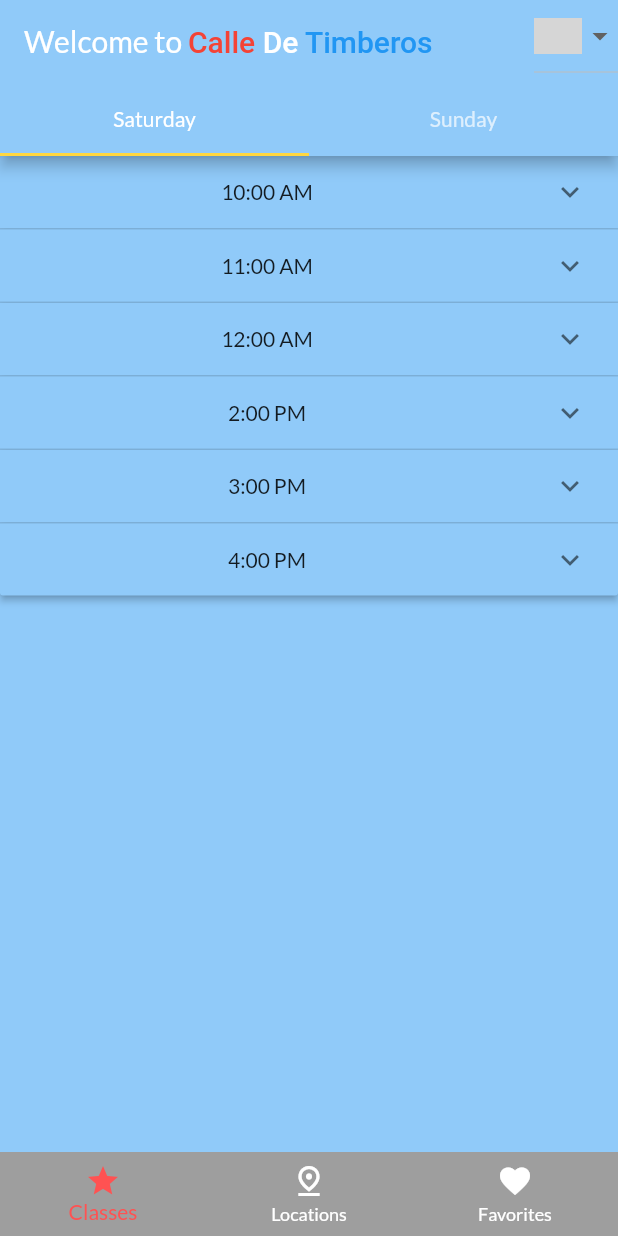
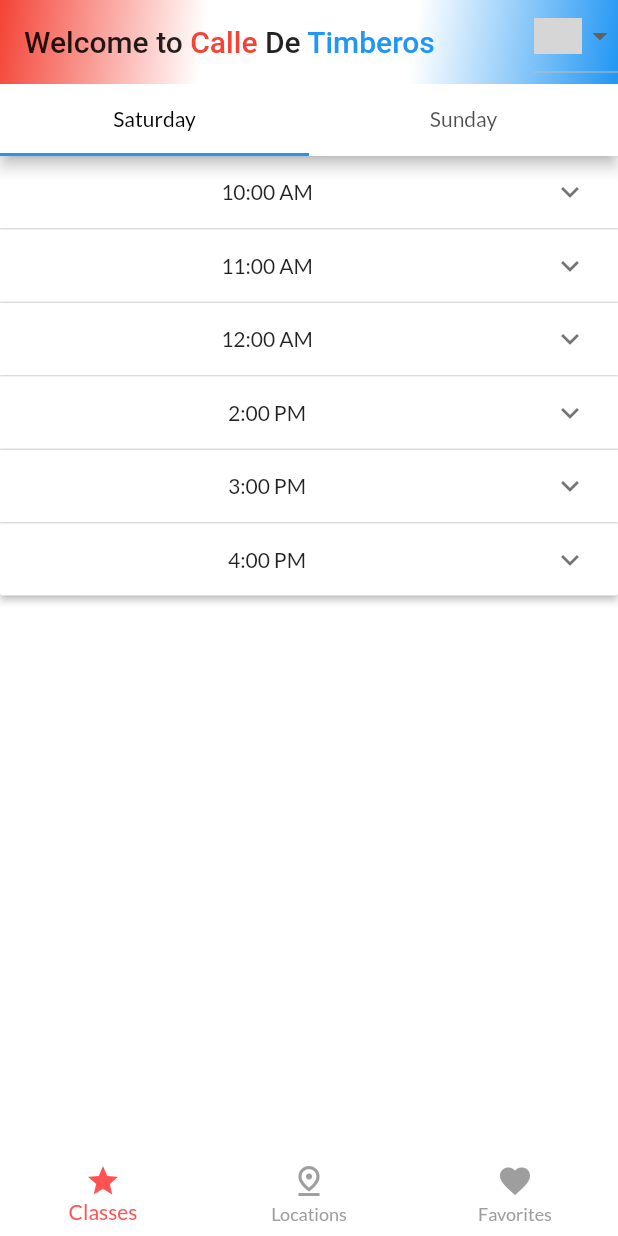
Before and after one commit to Chmielutek/cdt2022, a Flutter app: the screen it shows after launch, on a phone screen of 412 x 824 dp. Run offline on Flutter 3.47's test engine with Material 2 defaults, Android fonts, the phone set to English and light mode, and no system bars; our stand-ins replace sqflite, timeline_tile; missing offline and left inert: maps_launcher; accounts and stored records are empty; generated files the repository leaves out were written again; grey boxes are pictures that could not be loaded.

Commit message:
styling update

```diff
--- a/lib/main.dart
+++ b/lib/main.dart
@@ -54,8 +54,8 @@ class _MyAppState extends State<MyApp> {
           accentColor: Colors.amberAccent,
           // backgroundColor: Color(4282434815),
             // backgroundColor: Colors.white,
-          canvasColor: Theme.of(context).backgroundColor,
-            // canvasColor: Colors.white,
+          // canvasColor: Theme.of(context).backgroundColor,
+            canvasColor: Colors.white,
           focusColor: Colors.redAccent
         ),
         initialRoute: '/',
--- a/lib/screens/classes_screen.dart
+++ b/lib/screens/classes_screen.dart
@@ -7,8 +7,22 @@ import '../widgets/class_block_expansion.dart';
 import '../calle_data.dart';
 
 class ClassesScreen extends StatelessWidget {
+
+  TabBar  _getTabBar(BuildContext context) {
+    return TabBar(
+      labelColor: Colors.black,
+      indicatorColor: Colors.blue,
+      overlayColor: MaterialStateProperty.all(Colors.transparent),
+      tabs: [
+        Tab(text: AppLocalizations.of(context)?.saturday,),
+        Tab(text: AppLocalizations.of(context)?.sunday,)
+      ],
+    );
+  }
+
   @override
   Widget build(BuildContext context) {
+    TabBar tabBar = _getTabBar(context);
     return FutureBuilder(
       future: Provider.of<Favorites>(context, listen: false).fetchAndSetFavorites(),
       builder: (ctx, snapshot) => snapshot.connectionState == ConnectionState.waiting ?
@@ -18,13 +32,14 @@ class ClassesScreen extends StatelessWidget {
               length: 2,
               child: Scaffold(
                 appBar: AppBar(
-                  backgroundColor: Theme.of(context).backgroundColor,
+                  backgroundColor: Colors.transparent,
                   toolbarHeight: 0,
-                  bottom: TabBar(
-                    tabs: [
-                      Tab(text: AppLocalizations.of(context)?.saturday,),
-                      Tab(text: AppLocalizations.of(context)?.sunday,)
-                    ],
+                  bottom: PreferredSize(
+                    preferredSize: tabBar.preferredSize,
+                    child: ColoredBox(
+                      color: Colors.white,
+                      child: tabBar,
+                    ),
                   ),
                 ),
                 body: TabBarView(
--- a/lib/screens/tabs_screen.dart
+++ b/lib/screens/tabs_screen.dart
@@ -44,36 +44,27 @@ class _TabsScreenState extends State<TabsScreen> {
     });
   }
 
-  // Widget createLanguageDropdownValue(String localeLanguageTag) {
-  //   var imageDir = localeLanguageTag == 'en' ? 'assets/images/en_flag.png' : 'assets/images/pl_flag.png';
-  //   return Container(
-  //     height: 24,
-  //     width: 32,
-  //     decoration: BoxDecoration(
-  //         image: DecorationImage(
-  //             image: AssetImage(imageDir),
-  //             fit: BoxFit.cover
-  //         ),
-  //         borderRadius: BorderRadius.all(Radius.circular(2))
-  //     ),
-  //   );
-  // }
-
   @override
   Widget build(BuildContext context) {
-    // Widget languageDropdownValue = createLanguageDropdownValue(MyApp.of(context)!.getLocaleLanguageTag());
     return Scaffold(
       appBar: AppBar(
+        flexibleSpace: Container(
+          decoration: const BoxDecoration(
+            gradient: LinearGradient(
+                begin: Alignment.topLeft,
+                end: Alignment.bottomRight,
+                colors: <Color>[Colors.red, Colors.white, Colors.white, Colors.blue]),
+          ),
+        ),
         title: Text.rich(TextSpan(
           children: [
-            TextSpan(text: AppLocalizations.of(context)?.welcome),
+            TextSpan(text: AppLocalizations.of(context)?.welcome, style: TextStyle(color: Colors.black87)),
             TextSpan(text: 'Calle ', style: TextStyle(color: Colors.red)),
-            TextSpan(text: 'De ', style: TextStyle(color: Colors.white)),
+            TextSpan(text: 'De ', style: TextStyle(color: Colors.black87)),
             TextSpan(text: 'Timberos', style: TextStyle(color: Colors.blue))]
         )),
         actions: [
           DropdownButton(
-              // value: languageDropdownValue,
             value: MyApp.of(context)?.getLocaleLanguageTag() as String,
               items: [
                 DropdownMenuItem(
@@ -118,8 +109,8 @@ class _TabsScreenState extends State<TabsScreen> {
       bottomNavigationBar: BottomNavigationBar(
         elevation: 0,
         onTap: _selectPage,
-        backgroundColor: Colors.grey,
-        unselectedItemColor: Colors.white,
+        backgroundColor: Colors.transparent,
+        unselectedItemColor: Colors.grey,
         selectedItemColor: Theme.of(context).focusColor,
         currentIndex: _selectedPageIndex,
         items: [
--- a/lib/widgets/class_block_expansion.dart
+++ b/lib/widgets/class_block_expansion.dart
@@ -64,7 +64,8 @@ class _ClassBlocksExpansionState extends State<ClassBlocksExpansion> {
             children: [
               for (int i = 0; i < widget.classBlocks.length; i++)
                 ExpansionPanel(
-                    backgroundColor: Theme.of(context).backgroundColor,
+                    canTapOnHeader: true,
+                    backgroundColor: Colors.white,
                     headerBuilder: (_, isExpanded) {
                       return Center(
                         child: Text(_formatStartingHour(widget.classBlocks[i].startingHour)),
--- a/lib/widgets/favotire_class_timeline_tile.dart
+++ b/lib/widgets/favotire_class_timeline_tile.dart
@@ -76,7 +76,10 @@ class FavoriteClassTimelineTile extends StatelessWidget {
         width: size.width * 0.65,
         child: Row(
           children: [
-            FavoriteClassStartingTime(this.startingHour),
+            Container(
+                width: size.width / 5,
+                child: FavoriteClassStartingTime(this.startingHour)
+            ),
             danceClass != null ?
             Padding(
               padding: const EdgeInsets.all(8.0),
```
Also changed, not shown: lib/screens/favorites_screen.dart (+20 -5 lines), lib/screens/location_details_screen.dart (+9 -1 lines).
